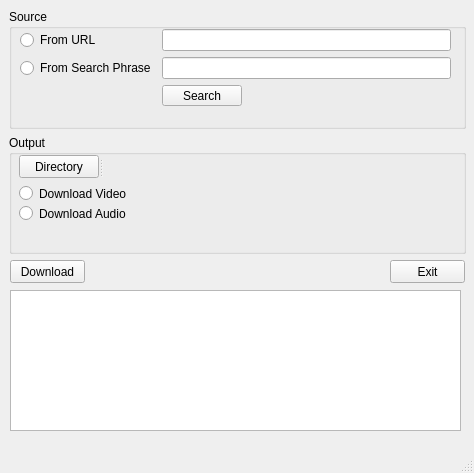
First picture: the form in ytdownloader.ui, repository Jacksonville/YoutubeDL, before the edit.
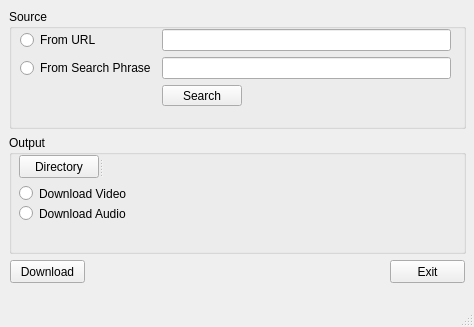
Second picture: the form after the edit.

Diff of the .ui file:
```diff
--- a/ytdownloader.ui
+++ b/ytdownloader.ui
@@ -7,7 +7,7 @@
     <x>0</x>
     <y>0</y>
     <width>474</width>
-    <height>473</height>
+    <height>327</height>
    </rect>
   </property>
   <property name="windowTitle">
@@ -187,16 +187,6 @@
      <string>Download</string>
     </property>
    </widget>
-   <widget class="QPlainTextEdit" name="txtOutputText">
-    <property name="geometry">
-     <rect>
-      <x>10</x>
-      <y>290</y>
-      <width>451</width>
-      <height>141</height>
-     </rect>
-    </property>
-   </widget>
   </widget>
   <widget class="QMenuBar" name="menubar">
    <property name="geometry">
```
